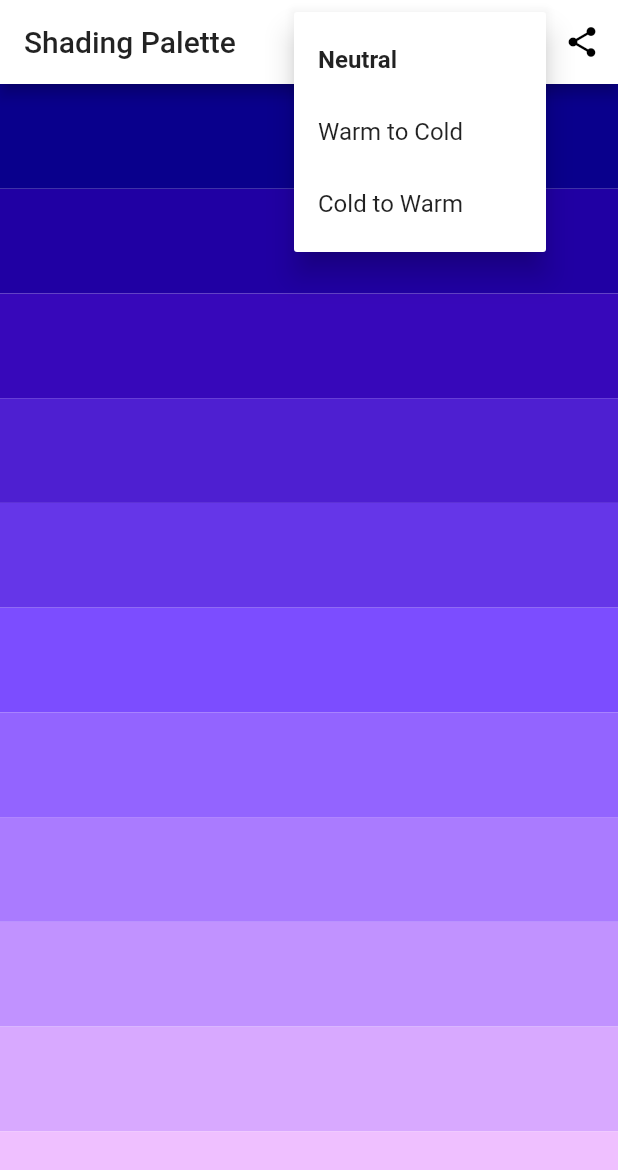
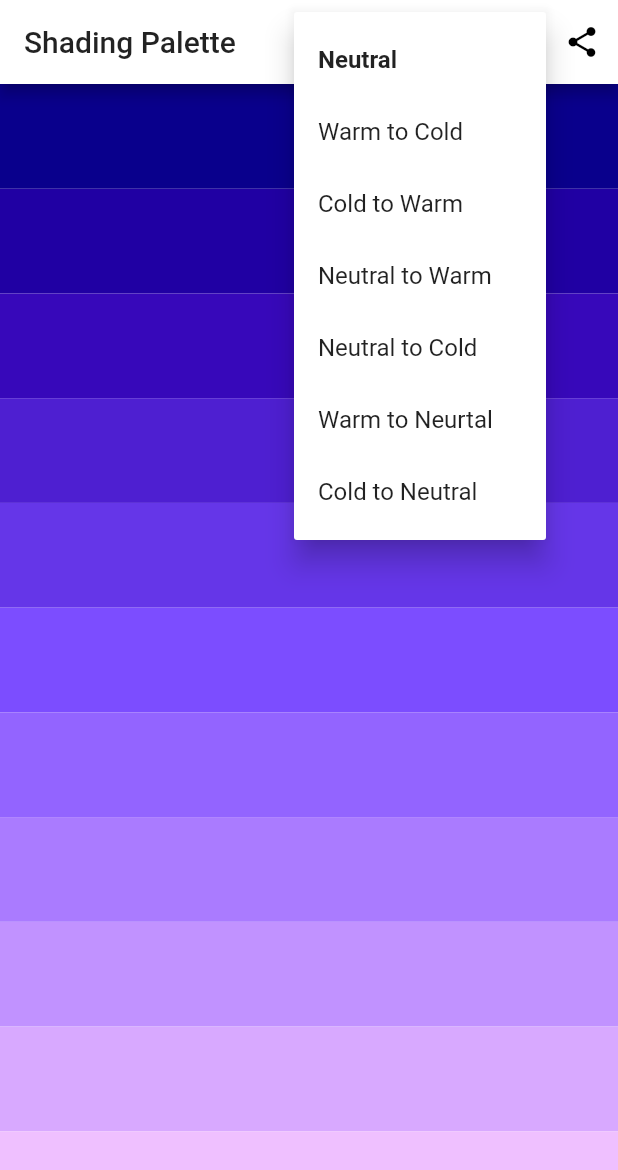
Before and after one commit to JuliaRechkunova/live-shades-app, a Flutter app: the screen it shows after launch, after a tap on the "tune" icon, on a phone screen of 412 x 824 dp. Shown: the top 1170 px of the screen. Run offline on Flutter 3.47's test engine with Material 2 defaults, Android fonts, the phone set to English and light mode, and no system bars; our stand-ins replace flutter_colorpicker, share.

Commit message:
Add more modes

```diff
--- a/lib/main.dart
+++ b/lib/main.dart
@@ -3,46 +3,60 @@
 import 'package:flutter/services.dart';
 import 'package:flutter_colorpicker/flutter_colorpicker.dart';
 import 'package:share/share.dart';
+
 void main() => runApp(App());
+
 final String appName = 'Shading Palette';
-final List<String> shadingModes = ['Neutral', 'Warm to Cold', 'Cold to Warm'];
-enum Mode { neutral, warmToCold, coldToWarm }
+final List<String> shadingModes = ['Neutral', 'Warm to Cold', 'Cold to Warm', 'Neutral to Warm', 'Neutral to Cold', 'Warm to Neurtal', 'Cold to Neutral'];
+
+enum Mode { n, w2c, c2w, n2w, n2c, w2n, c2n }
+
 class App extends StatelessWidget {
   @override
   Widget build(BuildContext ctx) => MaterialApp(title: appName, theme: ThemeData(primaryColor: Colors.white), home: Shades());
 }
+
 class Shades extends StatefulWidget {
   @override
   ShadesState createState() => ShadesState();
 }
+
 class ShadesState extends State<Shades> {
   final GlobalKey<ScaffoldState> sKey = new GlobalKey<ScaffoldState>();
+
   Color baseColor = Colors.deepPurpleAccent;
-  Mode mode = Mode.neutral;
+  Mode mode = Mode.n;
   int count = 5;
-  List<Color> get _colors {
+
+  List<Color> get colors {
     List<Color> colors = [baseColor];
     int step = (255 / (2 * count + 1)).floor();
     List.generate(count, (int index) => index + 1).forEach((int index) {
       int value = step * index;
       Color hColor = Color(baseColor.value)
-          .withRed(up(baseColor.red, value, mode == Mode.coldToWarm))
+          .withRed(up(baseColor.red, value, mode == Mode.c2w || mode == Mode.n2w))
           .withGreen(up(baseColor.green, value, false))
-          .withBlue(up(baseColor.blue, value, mode == Mode.warmToCold));
+          .withBlue(up(baseColor.blue, value, mode == Mode.w2c || mode == Mode.n2c));
       Color sColor = Color(baseColor.value)
-          .withRed(down(baseColor.red, value, mode == Mode.warmToCold))
+          .withRed(down(baseColor.red, value, mode == Mode.w2c || mode == Mode.w2n))
           .withGreen(down(baseColor.green, value, false))
-          .withBlue(down(baseColor.blue, value, mode == Mode.coldToWarm));
+          .withBlue(down(baseColor.blue, value, mode == Mode.c2w || mode == Mode.c2n));
       colors.add(hColor);
       colors.insert(0, sColor);
     });
     return colors;
   }
+
   int up(int c, int value, bool faster) => min((c + value * (faster ? 1.5 : 1)).round(), 255);
+
   int down(int c, int value, bool slower) => max((c - value * (slower ? 0.5 : 1)).round(), 0);
+
   String toHex(Color c) => '#${c.value.toRadixString(16).substring(2)}';
+
   void modeChanged(Mode m) { setState(() => mode = m); }
+
   void colorChanged(Color c) { setState(() => baseColor = c); }
+
   void changeColor(BuildContext ctx) {
     showDialog(
       context: ctx,
@@ -50,6 +64,7 @@
         title: Text('Change base color'),
         content: SingleChildScrollView(child: ColorPicker(pickerColor: baseColor, onColorChanged: colorChanged))));
   }
+
   void _onTap(Color c) {
     final snackBar = SnackBar(
       backgroundColor: Colors.white,
@@ -59,6 +74,7 @@
     sKey.currentState.hideCurrentSnackBar();
     sKey.currentState.showSnackBar(snackBar);
   }
+
   @override
   Widget build(BuildContext ctx) {
     return Scaffold(
@@ -78,17 +94,20 @@
             },
             onSelected: modeChanged,
           ),
-          IconButton(icon: Icon(Icons.share), onPressed: () {Share.share(_colors.map((c) => toHex(c)).join('\n'));}),
+          IconButton(icon: Icon(Icons.share), onPressed: () {Share.share(colors.map((c) => toHex(c)).join('\n'));}),
         ],
       ),
-      body: Palette(colors: _colors, onTap: _onTap)
+      body: Palette(colors: colors, onTap: _onTap)
     );
   }
 }
+
 class Palette extends StatelessWidget {
   Palette({@required this.colors, @required this.onTap});
+
   final List<Color> colors;
   final Function onTap;
+
   @override
   Widget build(BuildContext context) {
     return Column(
```
Also changed, not shown: 1 other file.
